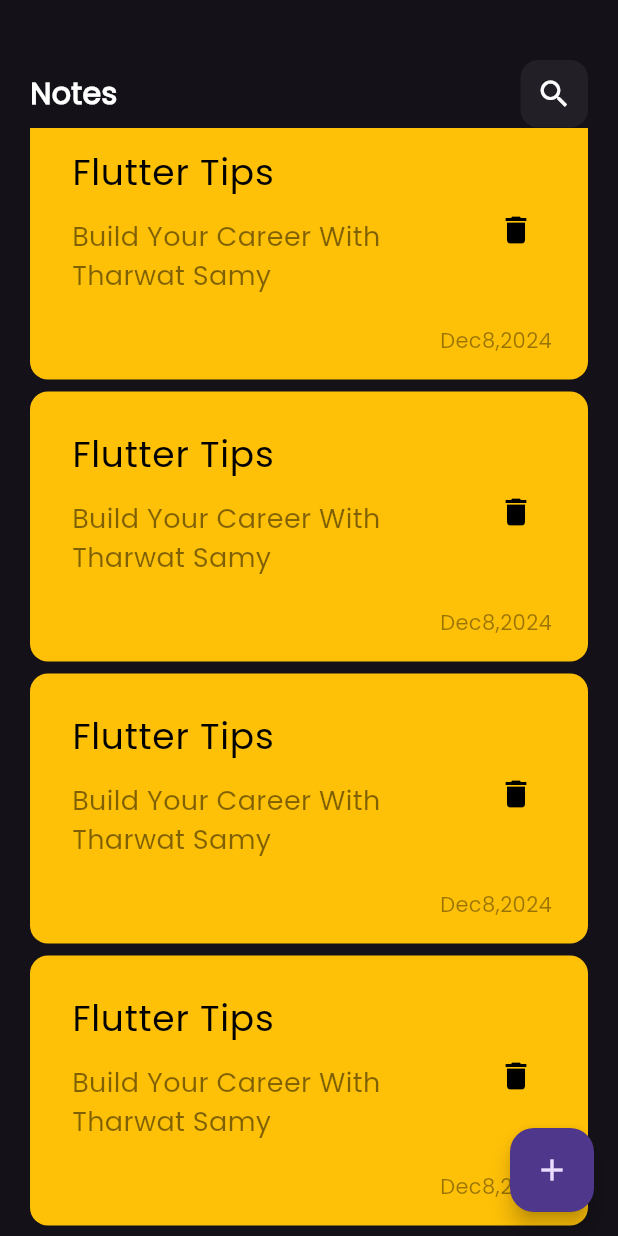
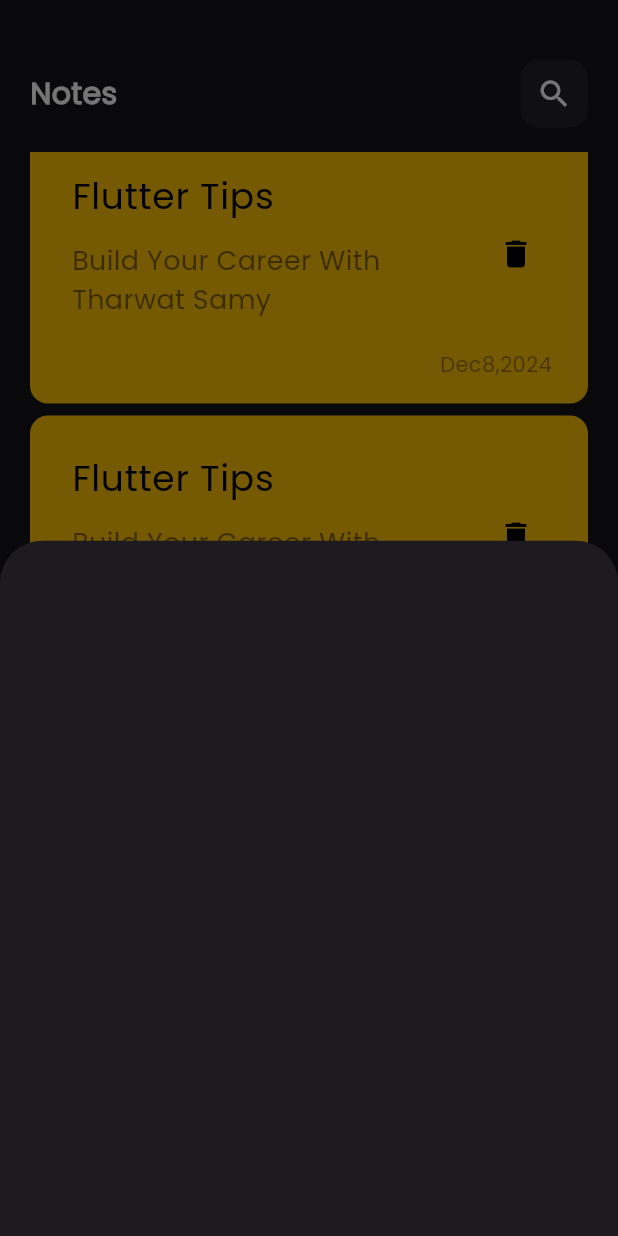
Before and after one commit to MohamedALshayeb/notes_app, a Flutter app: the screen it shows after launch, scrolled down 576 dp, after a tap on the "add" icon, on a phone screen of 412 x 824 dp. Run offline on Flutter 3.47's test engine with Material 3 defaults, Android fonts, the phone set to English and light mode, and no system bars.

Commit message:
show modal bottom sheet

```diff
--- a/lib/view/notes_view.dart
+++ b/lib/view/notes_view.dart
@@ -1,4 +1,5 @@
 import 'package:flutter/material.dart';
+import 'package:notes_app_training/widgets/custom_add_note_show_modal_bottom_sheet.dart';
 // import 'package:notes_app_training/widgets/custom_app_bar.dart';
 // import 'package:notes_app_training/widgets/custom_note_list_view.dart';
 import 'package:notes_app_training/widgets/note_view_body.dart';
@@ -11,7 +12,14 @@ class NotesView extends StatelessWidget {
     return Scaffold(
       body: const NoteViewBody(),
       floatingActionButton: FloatingActionButton(
-        onPressed: () {},
+        onPressed: () {
+          showModalBottomSheet(
+            context: context,
+            builder: (context) {
+              return const AddNoteShowModalBottomSheet();
+            },
+          );
+        },
         child: const Icon(Icons.add),
       ),
     );
--- /dev/null
+++ b/lib/widgets/custom_add_note_show_modal_bottom_sheet.dart
@@ -0,0 +1,10 @@
+import 'package:flutter/material.dart';
+
+class AddNoteShowModalBottomSheet extends StatelessWidget {
+  const AddNoteShowModalBottomSheet({super.key});
+
+  @override
+  Widget build(BuildContext context) {
+    return Container();
+  }
+}
--- a/lib/widgets/custom_note_list_view.dart
+++ b/lib/widgets/custom_note_list_view.dart
@@ -6,11 +6,15 @@ class NotesListView extends StatelessWidget {
 
   @override
   Widget build(BuildContext context) {
-    return ListView.builder(itemBuilder: (context, index) {
-      return const Padding(
-        padding: EdgeInsets.only(bottom: 8),
-        child: NoteItem(),
-      );
-    });
+    return Padding(
+      padding: const EdgeInsets.symmetric(vertical: 16),
+      child: ListView.builder(itemBuilder: (context, index) {
+        // const Padding(padding: EdgeInsets.zero);
+        return const Padding(
+          padding: EdgeInsets.only(bottom: 8),
+          child: NoteItem(),
+        );
+      }),
+    );
   }
 }
```
